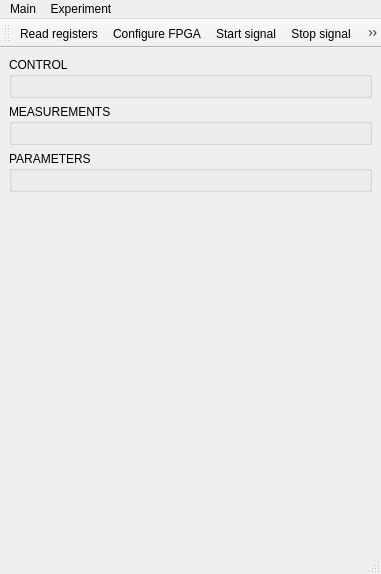
Qt form software/mainwindow.ui (gergler/synchronization-block-software) before a commit.
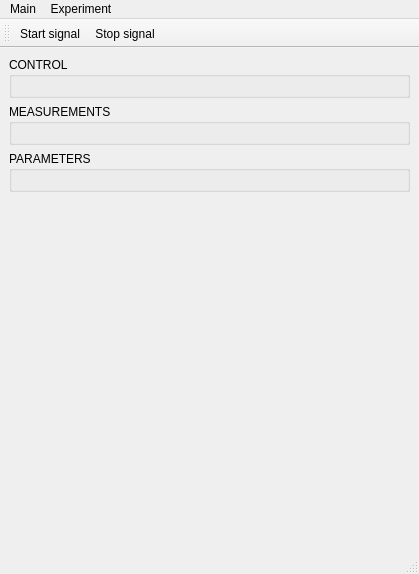
The same form after that commit. Icons and pictures are not drawn.

What changed in the file:
```diff
--- a/software/mainwindow.ui
+++ b/software/mainwindow.ui
@@ -9,7 +9,7 @@
    <rect>
     <x>0</x>
     <y>0</y>
-    <width>381</width>
+    <width>419</width>
     <height>574</height>
    </rect>
   </property>
@@ -101,7 +101,7 @@
     <rect>
      <x>0</x>
      <y>0</y>
-     <width>381</width>
+     <width>419</width>
      <height>22</height>
     </rect>
    </property>
@@ -138,13 +138,8 @@
    <attribute name="toolBarBreak">
     <bool>false</bool>
    </attribute>
-   <addaction name="action_read_registers"/>
-   <addaction name="action_configure"/>
    <addaction name="action_start"/>
    <addaction name="action_stop"/>
-   <addaction name="action_set_scenario"/>
-   <addaction name="action_read_parameters"/>
-   <addaction name="action_wtite_parameters"/>
   </widget>
   <action name="action_save_file">
    <property name="icon">
@@ -209,7 +204,7 @@
      <normaloff>:/rec/img/reload.png</normaloff>:/rec/img/reload.png</iconset>
    </property>
    <property name="text">
-    <string>Read registers</string>
+    <string>Read measurement registers</string>
    </property>
   </action>
   <action name="action_set_scenario">
@@ -219,12 +214,12 @@
   </action>
   <action name="action_read_parameters">
    <property name="text">
-    <string>Read parameters</string>
+    <string>Read parameter registers</string>
    </property>
   </action>
   <action name="action_wtite_parameters">
    <property name="text">
-    <string>Wtite parameters</string>
+    <string>Wtite parameters to registers</string>
    </property>
   </action>
  </widget>
```
Left out of the diff: 12 changed lines with no effect on the pictures.
